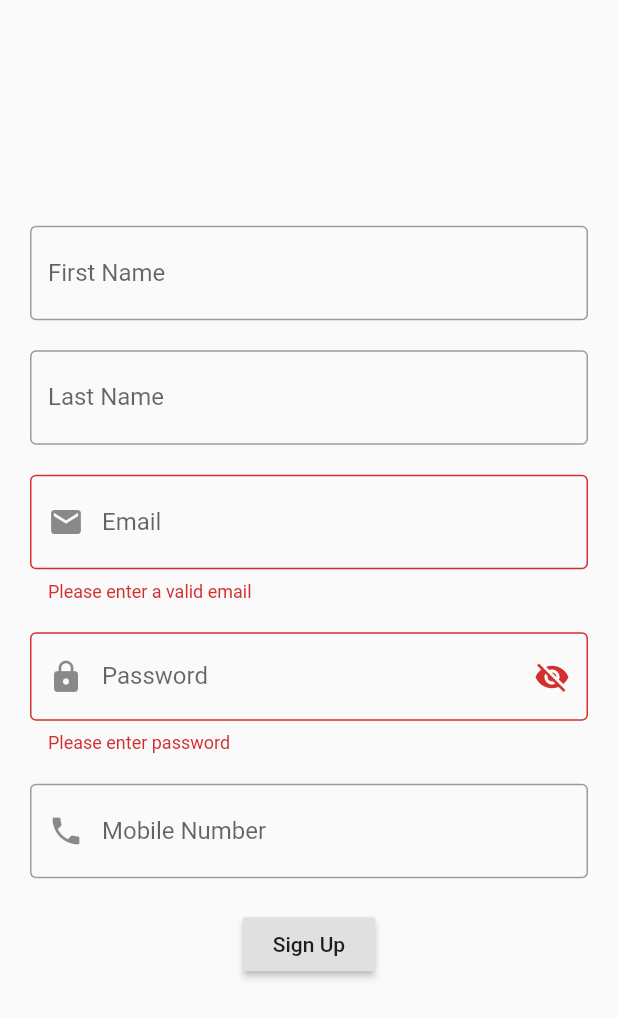
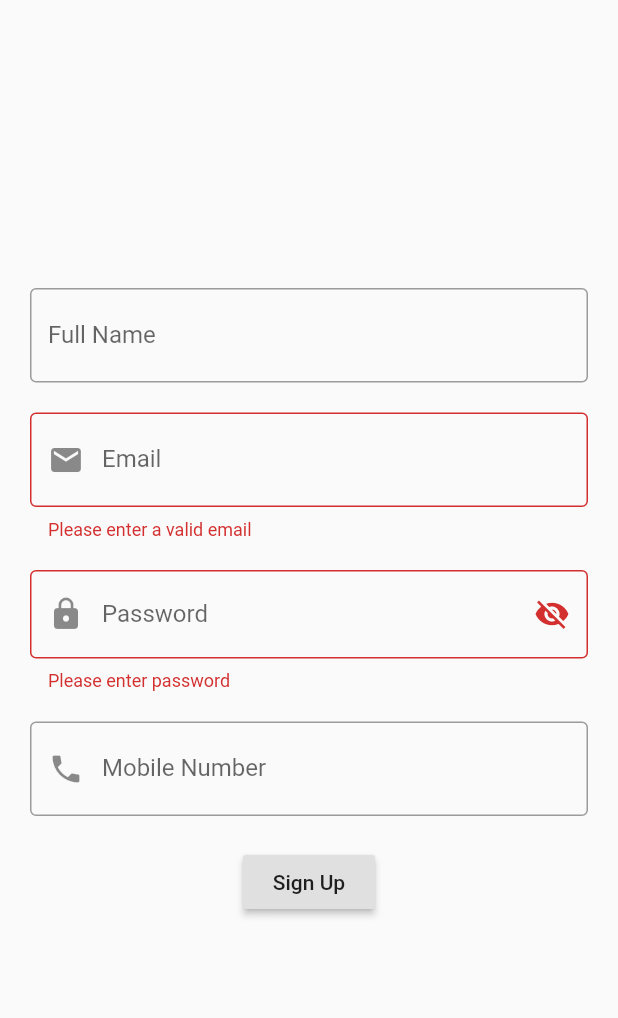
Before and after one commit to ECellNitrr/ECellApp2021, a Flutter app: the screen it shows after launch, after a tap on "Sign Up", on a phone screen of 412 x 824 dp. Shown: the top 1018 px of the screen. Run offline on Flutter 3.47's test engine with Material 2 defaults, Android fonts, the light colour scheme and no system bars; our stand-ins replace bloc, equatable, flutter_bloc.

Commit message:
ft:All required changes made

```diff
--- a/lib/core/res/errors.dart
+++ b/lib/core/res/errors.dart
@@ -1,2 +1,2 @@
 // Common Errors
-class NetworkError extends Error {}
+class NetworkException extends Error {}
--- a/lib/core/res/strings.dart
+++ b/lib/core/res/strings.dart
@@ -2,5 +2,6 @@ class S {
   S._();
 
   // error strings
-  static const String networkError = "Couldn't register. Is the device online?";
+  static const String networkException =
+      "Request couldn't be completed. Make sure the device is online";
 }
--- a/lib/main.dart
+++ b/lib/main.dart
@@ -5,14 +5,14 @@ import 'package:flutter/material.dart';
 import 'package:flutter_bloc/flutter_bloc.dart';
 
 void main() {
-  runApp(Ecell());
+  runApp(ECellApp());
 }
 
-class Ecell extends StatelessWidget {
+class ECellApp extends StatelessWidget {
   @override
   Widget build(BuildContext context) {
     return MaterialApp(
-      title: "Ecell",
+      title: "ECellApp",
       home: BlocProvider(
         create: (context) => SignupCubit(FakeSignupRepository()),
         child: SignupScreen(),
--- a/lib/screens/signup/cubit/signup_cubit.dart
+++ b/lib/screens/signup/cubit/signup_cubit.dart
@@ -11,15 +11,13 @@ class SignupCubit extends Cubit<SignupState> {
   final SignupRepository _signupRepository;
   SignupCubit(this._signupRepository) : super(SignupInitial());
 
-  Future<void> signup(String firstName, String lastName, String email,
-      String password, int mobileNumber) async {
+  Future<void> signup(String name, String email, String password, int mobileNumber) async {
     try {
       emit(SignupLoading());
-      await _signupRepository.signup(
-          firstName, lastName, email, password, mobileNumber);
+      await _signupRepository.signup(name, email, password, mobileNumber);
       emit(SignupSuccess());
-    } on NetworkError {
-      emit(SignupError(S.networkError));
+    } on NetworkException {
+      emit(SignupError(S.networkException));
     }
   }
 }
--- a/lib/screens/signup/signup.dart
+++ b/lib/screens/signup/signup.dart
@@ -1,7 +1,6 @@
 import 'package:ecellapp/screens/signup/cubit/signup_cubit.dart';
 import 'package:ecellapp/screens/signup/widgets/email_field.dart';
-import 'package:ecellapp/screens/signup/widgets/first_name_field.dart';
-import 'package:ecellapp/screens/signup/widgets/last_name_field.dart';
+import 'package:ecellapp/screens/signup/widgets/name_field.dart';
 import 'package:ecellapp/screens/signup/widgets/password_field.dart';
 import 'package:ecellapp/screens/signup/widgets/mobile_number_field.dart';
 import 'package:flutter/material.dart';
@@ -9,8 +8,7 @@ import 'package:flutter_bloc/flutter_bloc.dart';
 
 class SignupScreen extends StatelessWidget {
   final _formKey = GlobalKey<FormState>();
-  final TextEditingController firstNameController = TextEditingController();
-  final TextEditingController lastNameController = TextEditingController();
+  final TextEditingController nameController = TextEditingController();
   final TextEditingController emailController = TextEditingController();
   final TextEditingController passwordController = TextEditingController();
   final TextEditingController mobileController = TextEditingController();
@@ -22,9 +20,7 @@ class SignupScreen extends StatelessWidget {
         listener: (context, state) {
           if (state is SignupError) {
             Scaffold.of(context).showSnackBar(
-              SnackBar(
-                content: Text(state.message),
-              ),
+              SnackBar(content: Text(state.message)),
             );
           }
         },
@@ -34,6 +30,7 @@ class SignupScreen extends StatelessWidget {
           } else if (state is SignupLoading) {
             return _buildLoading();
           } else if (state is SignupSuccess) {
+            // TODO add on success logic
             return _buildSuccess();
           } else {
             return _buildInitial(context);
@@ -54,11 +51,7 @@ class SignupScreen extends StatelessWidget {
           children: <Widget>[
             Padding(
               padding: EdgeInsets.only(bottom: 20.0),
-              child: FirstName(firstNameController),
-            ),
-            Padding(
-              padding: EdgeInsets.only(bottom: 20.0),
-              child: LastName(lastNameController),
+              child: NameField(nameController),
             ),
             Padding(
               padding: EdgeInsets.only(bottom: 20.0),
@@ -70,7 +63,7 @@ class SignupScreen extends StatelessWidget {
             ),
             Padding(
               padding: EdgeInsets.only(bottom: 20.0),
-              child: MobileNumber(mobileController),
+              child: MobileNumberField(mobileController),
             ),
             Padding(
               padding: EdgeInsets.only(bottom: 20.0),
@@ -109,11 +102,7 @@ class SignupScreen extends StatelessWidget {
   void _signup(BuildContext context) {
     final cubit = context.read<SignupCubit>();
     if (_formKey.currentState.validate())
-      cubit.signup(
-          firstNameController.text,
-          lastNameController.text,
-          emailController.text,
-          passwordController.text,
-          mobileController.hashCode);
+      cubit.signup(nameController.text, emailController.text, passwordController.text,
+          int.parse(mobileController.text));
   }
 }
--- a/lib/screens/signup/signup_repository.dart
+++ b/lib/screens/signup/signup_repository.dart
@@ -3,21 +3,19 @@ import 'dart:math';
 import 'package:ecellapp/core/res/errors.dart';
 
 abstract class SignupRepository {
-  /// Takes in `firstName`, `lastName`, `email`, `password` and `mobileNumber` and returns a success code OR a suitable exception
-  Future<void> signup(String firstName, String lastName, String email,
-      String password, int mobileNumber);
+  /// Takes in `name`, `email`, `password` and `mobileNumber` and returns a success code OR a suitable exception
+  Future<void> signup(String name, String email, String password, int mobileNumber);
 }
 
 class FakeSignupRepository implements SignupRepository {
   @override
-  Future<void> signup(String firstName, String lastName, String email,
-      String password, int mobileNumber) async {
+  Future<void> signup(String name, String email, String password, int mobileNumber) async {
     // Simulate network delay
     await Future.delayed(Duration(seconds: 1));
 
     if (Random().nextBool()) {
       // random network error
-      throw NetworkError();
+      throw NetworkException();
     } else {
       // fake successful login
       return;
--- a/lib/screens/signup/widgets/email_field.dart
+++ b/lib/screens/signup/widgets/email_field.dart
@@ -15,15 +15,14 @@ class EmailField extends StatelessWidget {
         suffixStyle: TextStyle(color: Colors.red, fontSize: 20),
         prefixIcon: Icon(Icons.email),
         border: OutlineInputBorder(),
-        hintText: "example@email.com",
         labelText: "Email",
       ),
     );
   }
 
   String _validateEmail(String email) {
-    RegExp emailRegx = RegExp(
-        r"^[a-zA-Z0-9.a-zA-Z0-9.!#$%&'*+-/=?^_`{|}~]+@[a-zA-Z0-9]+\.[a-zA-Z]+");
+    RegExp emailRegx =
+        RegExp(r"^[a-zA-Z0-9.a-zA-Z0-9.!#$%&'*+-/=?^_`{|}~]+@[a-zA-Z0-9]+\.[a-zA-Z]+");
 
     if (email.isEmpty || !emailRegx.hasMatch(email)) {
       return "Please enter a valid email";
--- a/lib/screens/signup/widgets/first_name_field.dart
+++ /dev/null
@@ -1,21 +0,0 @@
-import 'package:flutter/material.dart';
-
-class FirstName extends StatelessWidget {
-  const FirstName(this.controller);
-  final TextEditingController controller;
-
-  @override
-  Widget build(BuildContext context) {
-    return TextFormField(
-      controller: controller,
-      keyboardType: TextInputType.name,
-      decoration: InputDecoration(
-        suffixText: '*',
-        suffixStyle: TextStyle(color: Colors.red, fontSize: 20),
-        border: OutlineInputBorder(),
-        hintText: "Enter your first name",
-        labelText: "First Name",
-      ),
-    );
-  }
-}
--- a/lib/screens/signup/widgets/mobile_number_field.dart
+++ b/lib/screens/signup/widgets/mobile_number_field.dart
@@ -1,7 +1,7 @@
 import 'package:flutter/material.dart';
 
-class MobileNumber extends StatelessWidget {
-  const MobileNumber(this.controller);
+class MobileNumberField extends StatelessWidget {
+  const MobileNumberField(this.controller);
   final TextEditingController controller;
 
   @override
@@ -14,7 +14,6 @@ class MobileNumber extends StatelessWidget {
         suffixStyle: TextStyle(color: Colors.red, fontSize: 20),
         prefixIcon: Icon(Icons.phone),
         border: OutlineInputBorder(),
-        hintText: "Enter your 10 digit mobile number",
         labelText: "Mobile Number",
       ),
     );
--- a/lib/screens/signup/widgets/last_name_field.dart
+++ b/lib/screens/signup/widgets/name_field.dart
@@ -1,7 +1,7 @@
 import 'package:flutter/material.dart';
 
-class LastName extends StatelessWidget {
-  const LastName(this.controller);
+class NameField extends StatelessWidget {
+  const NameField(this.controller);
   final TextEditingController controller;
 
   @override
@@ -13,8 +13,7 @@ class LastName extends StatelessWidget {
         suffixText: '*',
         suffixStyle: TextStyle(color: Colors.red, fontSize: 20),
         border: OutlineInputBorder(),
-        hintText: "Enter your last name",
-        labelText: "Last Name",
+        labelText: "Full Name",
       ),
     );
   }
--- a/lib/screens/signup/widgets/password_field.dart
+++ b/lib/screens/signup/widgets/password_field.dart
@@ -26,13 +26,10 @@ class _PasswordFieldState extends State<PasswordField> {
         decoration: InputDecoration(
           prefixIcon: Icon(Icons.lock),
           suffixIcon: IconButton(
-            icon: _passwordVisible
-                ? Icon(Icons.visibility)
-                : Icon(Icons.visibility_off),
+            icon: _passwordVisible ? Icon(Icons.visibility) : Icon(Icons.visibility_off),
             onPressed: _togglePasswordVisibility,
           ),
           border: OutlineInputBorder(),
-          hintText: "p@ssw0rd",
           labelText: "Password",
         ),
       ),
@@ -44,6 +41,5 @@ class _PasswordFieldState extends State<PasswordField> {
     return null;
   }
 
-  void _togglePasswordVisibility() =>
-      setState(() => _passwordVisible = !_passwordVisible);
+  void _togglePasswordVisibility() => setState(() => _passwordVisible = !_passwordVisible);
 }
--- a/pubspec.yaml
+++ b/pubspec.yaml
@@ -24,8 +24,7 @@ dependencies:
   flutter:
     sdk: flutter
 
-  # Http Client generator
-  http: ^0.12.1
+
   # BLoC (Business Logic Component) for Flutter State Management
   bloc: ^6.1.0
   flutter_bloc: ^6.1.0
```
Also changed, not shown: pubspec.lock.
